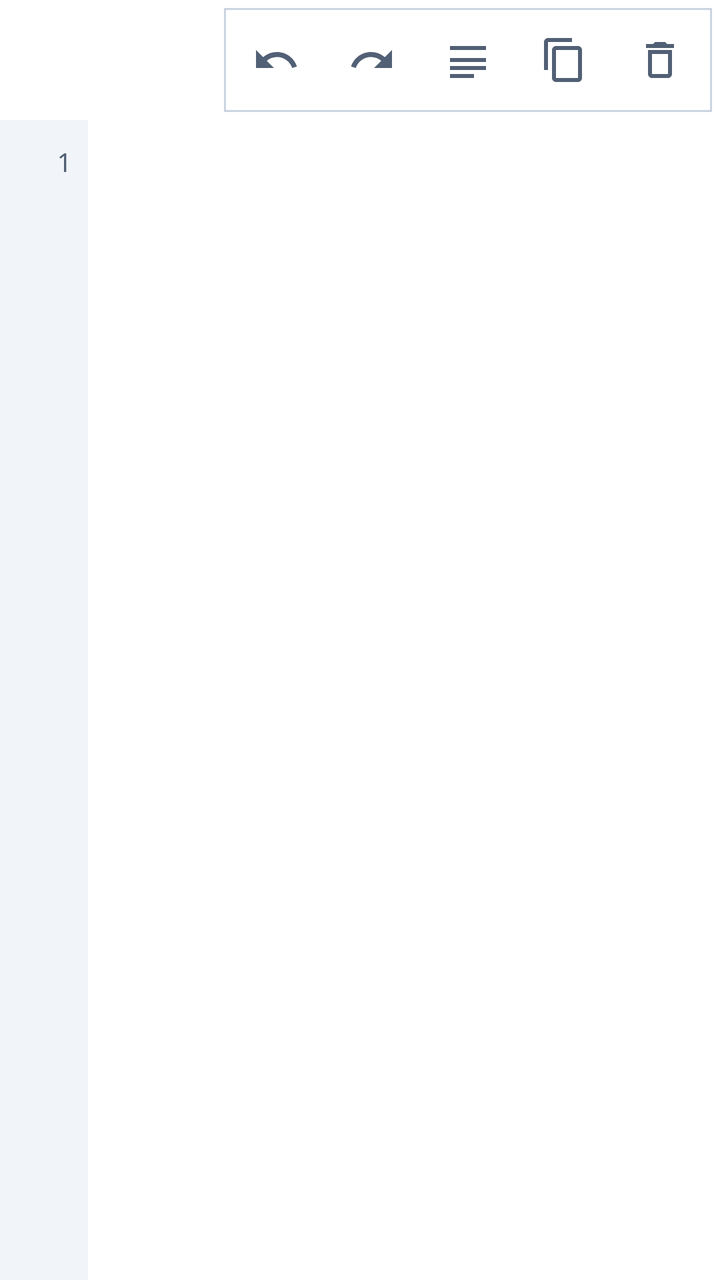
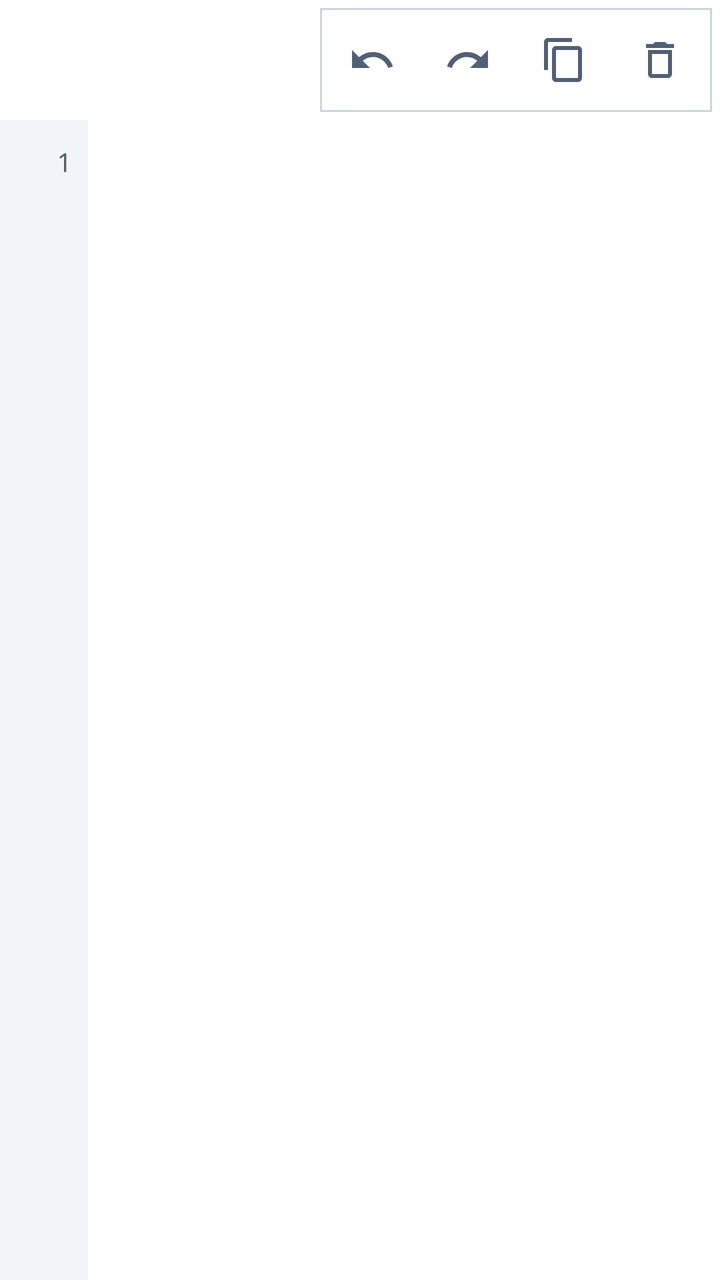

Compare the two renders of this Android layout. The source of the first and the diff that turns it into the second are given below.
<!-- AndroidManifest.xml: application theme Theme.EasyCode -->
<!-- res/layout/fragment_editor.xml -->
<?xml version="1.0" encoding="utf-8"?>
<RelativeLayout xmlns:android="http://schemas.android.com/apk/res/android"
    xmlns:app="http://schemas.android.com/apk/res-auto"
    android:layout_width="match_parent"
    android:layout_height="match_parent"
    android:background="@color/editor_background">

    
    <androidx.core.widget.NestedScrollView
        android:id="@+id/editor_scroll"
        android:layout_below="@+id/editor_actions"
        android:layout_width="match_parent"
        android:layout_height="match_parent"
        android:fillViewport="true">

        <LinearLayout
            android:layout_width="match_parent"
            android:layout_height="wrap_content"
            android:orientation="horizontal">

            
            <TextView
                android:id="@+id/tv_line_numbers"
                android:layout_width="44dp"
                android:layout_height="match_parent"
                android:background="@color/editor_gutter_bg"
                android:fontFamily="monospace"
                android:gravity="top|end"
                android:lineSpacingExtra="4dp"
                android:paddingEnd="8dp"
                android:paddingStart="4dp"
                android:paddingTop="12dp"
                android:paddingBottom="48dp"
                android:text="1"
                android:textColor="@color/editor_gutter_text"
                android:textSize="13sp" />

            
            <EditText
                android:id="@+id/et_code"
                android:layout_width="0dp"
                android:layout_height="wrap_content"
                android:layout_weight="1"
                android:background="@null"
                android:fontFamily="monospace"
                android:gravity="top|start"
                android:hint=""
                android:importantForAutofill="no"
                android:inputType="textMultiLine|textNoSuggestions"
                android:lineSpacingExtra="4dp"
                android:minLines="25"
                android:paddingHorizontal="12dp"
                android:paddingTop="12dp"
                android:paddingBottom="48dp"
                android:textColor="@color/editor_text"
                android:textColorHighlight="@color/editor_selection"
                android:textColorHint="@color/editor_gutter_text"
                android:textCursorDrawable="@drawable/editor_caret"
                android:textSize="13sp" />

        </LinearLayout>

    </androidx.core.widget.NestedScrollView>

    
    <LinearLayout
        android:id="@id/editor_actions"
        android:layout_width="wrap_content"
        android:layout_height="wrap_content"
        android:layout_alignParentEnd="true"
        android:layout_alignParentTop="true"
        android:layout_margin="4dp"
        android:background="@drawable/bg_editor_container"
        android:orientation="horizontal"
        android:padding="2dp">

        <ImageButton
            android:id="@+id/btn_undo"
            android:layout_width="48dp"
            android:layout_height="48dp"
            android:background="?attr/selectableItemBackgroundBorderless"
            android:src="@drawable/ic_undo"
            app:tint="@color/editor_gutter_text"
            android:contentDescription="@string/action_undo" />

        <ImageButton
            android:id="@+id/btn_redo"
            android:layout_width="48dp"
            android:layout_height="48dp"
            android:background="?attr/selectableItemBackgroundBorderless"
            android:src="@drawable/ic_redo"
            app:tint="@color/editor_gutter_text"
            android:contentDescription="@string/action_redo" />

        <ImageButton
            android:id="@+id/btn_format"
            android:layout_width="48dp"
            android:layout_height="48dp"
            android:background="?attr/selectableItemBackgroundBorderless"
            android:src="@drawable/ic_format"
            app:tint="@color/editor_gutter_text"
            android:contentDescription="@string/action_format" />

        <ImageButton
            android:id="@+id/btn_copy"
            android:layout_width="48dp"
            android:layout_height="48dp"
            android:background="?attr/selectableItemBackgroundBorderless"
            android:src="@drawable/ic_copy"
            app:tint="@color/editor_gutter_text"
            android:contentDescription="Copy code" />

        <ImageButton
            android:id="@+id/btn_clear_tab"
            android:layout_width="48dp"
            android:layout_height="48dp"
            android:background="?attr/selectableItemBackgroundBorderless"
            android:src="@drawable/ic_clear"
            app:tint="@color/editor_gutter_text"
            android:contentDescription="Clear editor" />

    </LinearLayout>

</RelativeLayout>
<!-- resources referenced by this layout -->
<resources>
  <color name="editor_background">#FFFFFF</color>
  <color name="editor_gutter_bg">#F1F5F9</color>
  <color name="editor_gutter_text">#526075</color>
  <color name="editor_selection">#FDE6B9</color>
  <color name="editor_text">#172033</color>
  <!-- drawable bg_editor_container (drawable) -->
  <?xml version="1.0" encoding="utf-8"?>
  <shape xmlns:android="http://schemas.android.com/apk/res/android"
      android:shape="rectangle">
      <solid android:color="@color/editor_background" />
      <stroke
          android:width="1dp"
          android:color="?attr/colorOutline" />
  </shape>
  <!-- drawable editor_caret (drawable) -->
  <shape xmlns:android="http://schemas.android.com/apk/res/android">
      <size android:width="2dp" />
      <solid android:color="@color/editor_cursor" />
  </shape>
  <!-- drawable ic_clear (drawable) -->
  <vector xmlns:android="http://schemas.android.com/apk/res/android"
      android:width="24dp"
      android:height="24dp"
      android:viewportWidth="24"
      android:viewportHeight="24">
      <path
          android:fillColor="?attr/colorOnSurface"
          android:pathData="M16,9v10H8V9h8m-1.5,-6h-5l-1,1H5v2h14V4h-3.5l-1,-1zM18,7H6v12c0,1.1 0.9,2 2,2h8c1.1,0 2,-0.9 2,-2V7z"/>
  </vector>
  <!-- drawable ic_copy (drawable) -->
  <vector xmlns:android="http://schemas.android.com/apk/res/android"
      android:width="24dp"
      android:height="24dp"
      android:viewportWidth="24"
      android:viewportHeight="24">
      <path
          android:fillColor="?attr/colorOnSurface"
          android:pathData="M16,1H4c-1.1,0 -2,0.9 -2,2v14h2V3h12V1zm3,4H8c-1.1,0 -2,0.9 -2,2v14c0,1.1 0.9,2 2,2h11c1.1,0 2,-0.9 2,-2V7c0,-1.1 -0.9,-2 -2,-2zm0,16H8V7h11v14z"/>
  </vector>
  <!-- drawable ic_format (drawable) -->
  <vector xmlns:android="http://schemas.android.com/apk/res/android"
      android:width="24dp"
      android:height="24dp"
      android:viewportWidth="24"
      android:viewportHeight="24">
      
      <path
          android:fillColor="?attr/colorOnSurface"
          android:pathData="M3,17h18v-2H3v2zm0,4h12v-2H3v2zm0,-8h18v-2H3v2zm0,-8v2h18V5H3z"/>
  </vector>
  <!-- drawable ic_redo (drawable) -->
  <vector xmlns:android="http://schemas.android.com/apk/res/android"
      android:width="24dp"
      android:height="24dp"
      android:viewportWidth="24"
      android:viewportHeight="24">
      <path
          android:fillColor="?attr/colorOnSurface"
          android:pathData="M18.4,10.6C16.55,8.99 14.15,8 11.5,8c-4.65,0 -8.58,3.03 -9.96,7.22L3.9,16c1.05,-3.19 4.05,-5.5 7.6,-5.5 1.95,0 3.73,0.72 5.12,1.88L13,16h9V7l-3.6,3.6z"/>
  </vector>
  <!-- drawable ic_undo (drawable) -->
  <vector xmlns:android="http://schemas.android.com/apk/res/android"
      android:width="24dp"
      android:height="24dp"
      android:viewportWidth="24"
      android:viewportHeight="24">
      <path
          android:fillColor="?attr/colorOnSurface"
          android:pathData="M12.5,8c-2.65,0 -5.05,0.99 -6.9,2.6L2,7v9h9l-3.62,-3.62c1.39,-1.16 3.16,-1.88 5.12,-1.88 3.54,0 6.55,2.31 7.6,5.5l2.37,-0.78C21.08,11.03 17.15,8 12.5,8z"/>
  </vector>
  <string name="action_format">Format</string>
  <string name="action_redo">Redo</string>
  <string name="action_undo">Undo</string>
  <color name="editor_cursor">#9A4B00</color>
  <color name="primary">#9A4B00</color>
  <color name="onPrimary">#FFFFFF</color>
  <color name="primaryContainer">#FEF3C7</color>
  <color name="onPrimaryContainer">#78350F</color>
  <color name="secondary">#0284C7</color>
  <color name="onSecondary">#FFFFFF</color>
  <color name="secondaryContainer">#E0F2FE</color>
  <color name="onSecondaryContainer">#0369A1</color>
  <color name="background">#F8FAFC</color>
  <color name="onBackground">#0F172A</color>
  <color name="surface">#FFFFFF</color>
  <color name="onSurface">#0F172A</color>
  <color name="surfaceVariant">#F1F5F9</color>
  <color name="onSurfaceVariant">#475569</color>
  <color name="outline">#CBD5E1</color>
  <!-- unchanged entries left out for length: 1 -->
</resources>

<!-- the commit's change to res/layout/fragment_editor.xml (unified diff, before → after) -->
@@ -93,15 +93,6 @@
             android:contentDescription="@string/action_redo" />
 
         <ImageButton
-            android:id="@+id/btn_format"
-            android:layout_width="48dp"
-            android:layout_height="48dp"
-            android:background="?attr/selectableItemBackgroundBorderless"
-            android:src="@drawable/ic_format"
-            app:tint="@color/editor_gutter_text"
-            android:contentDescription="@string/action_format" />
-
-        <ImageButton
             android:id="@+id/btn_copy"
             android:layout_width="48dp"
             android:layout_height="48dp"
<!-- resource entries referenced after the edit -->
@@ -39,17 +39,6 @@
           android:fillColor="?attr/colorOnSurface"
           android:pathData="M16,1H4c-1.1,0 -2,0.9 -2,2v14h2V3h12V1zm3,4H8c-1.1,0 -2,0.9 -2,2v14c0,1.1 0.9,2 2,2h11c1.1,0 2,-0.9 2,-2V7c0,-1.1 -0.9,-2 -2,-2zm0,16H8V7h11v14z"/>
   </vector>
-  <!-- drawable ic_format (drawable) -->
-  <vector xmlns:android="http://schemas.android.com/apk/res/android"
-      android:width="24dp"
-      android:height="24dp"
-      android:viewportWidth="24"
-      android:viewportHeight="24">
-      
-      <path
-          android:fillColor="?attr/colorOnSurface"
-          android:pathData="M3,17h18v-2H3v2zm0,4h12v-2H3v2zm0,-8h18v-2H3v2zm0,-8v2h18V5H3z"/>
-  </vector>
   <!-- drawable ic_redo (drawable) -->
   <vector xmlns:android="http://schemas.android.com/apk/res/android"
       android:width="24dp"
@@ -70,7 +59,6 @@
           android:fillColor="?attr/colorOnSurface"
           android:pathData="M12.5,8c-2.65,0 -5.05,0.99 -6.9,2.6L2,7v9h9l-3.62,-3.62c1.39,-1.16 3.16,-1.88 5.12,-1.88 3.54,0 6.55,2.31 7.6,5.5l2.37,-0.78C21.08,11.03 17.15,8 12.5,8z"/>
   </vector>
-  <string name="action_format">Format</string>
   <string name="action_redo">Redo</string>
   <string name="action_undo">Undo</string>
   <color name="editor_cursor">#9A4B00</color>
